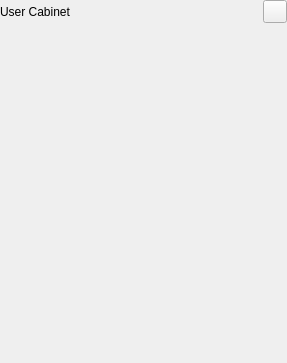
First picture: the form in src/bin/scenarist-mobile/UserInterfaceLayer/Cabin/CabinView.ui, repository dimkanovikov/KITScenarist, before the edit.
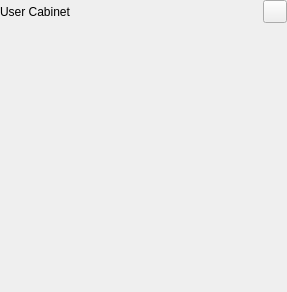
Second picture: the form after the edit. Icons and pictures are not drawn. Custom widgets are drawn as their Qt base class.

Commit message: Make styles dialog higher for mobile version

What changed in the file:
```diff
--- a/src/bin/scenarist-mobile/UserInterfaceLayer/Cabin/CabinView.ui
+++ b/src/bin/scenarist-mobile/UserInterfaceLayer/Cabin/CabinView.ui
@@ -7,7 +7,7 @@
     <x>0</x>
     <y>0</y>
     <width>287</width>
-    <height>363</height>
+    <height>292</height>
    </rect>
   </property>
   <property name="windowTitle">
```
The commit also changes 4 other files.
